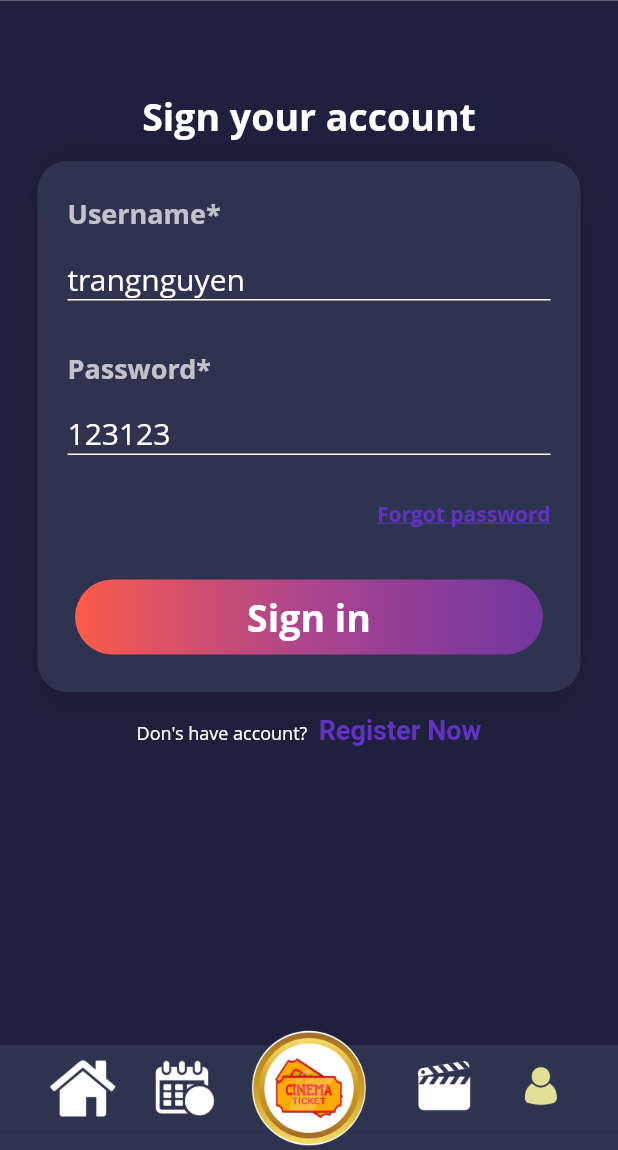
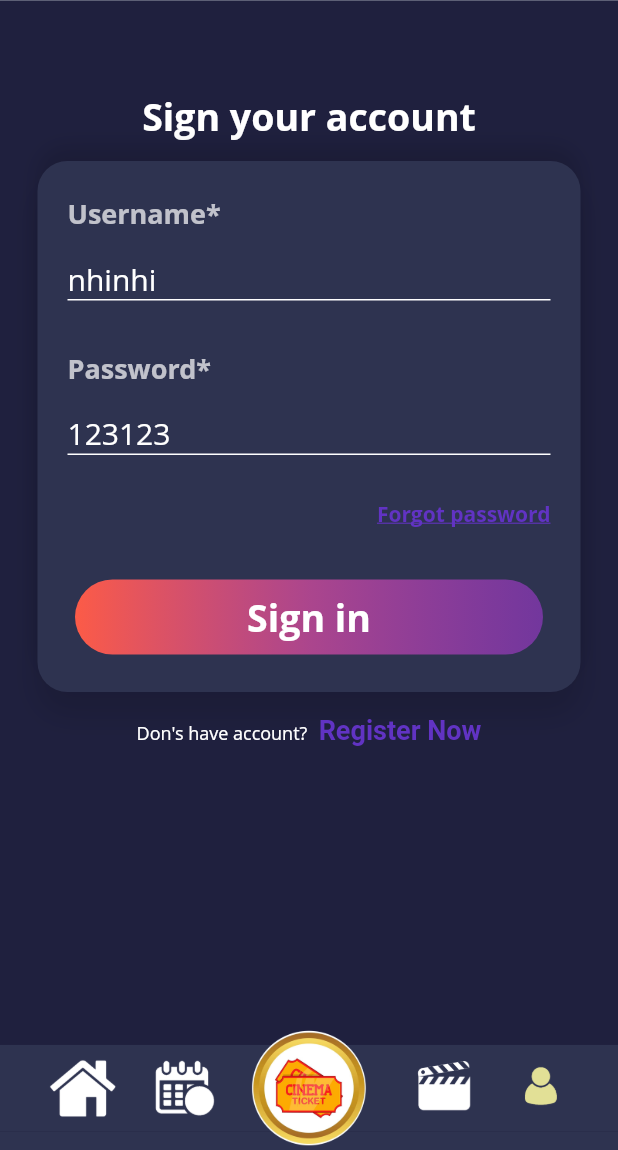
Before and after one commit to NhyNhyNguyen/Movie_Word_App, a Flutter app: the screen it shows after launch, item 5 of the bottom bar chosen, on a phone screen of 412 x 824 dp, the part 86-1236 px from its top. Run offline on Flutter 3.47's test engine with Material 2 defaults, Android fonts, the phone set to English and light mode, and no system bars; our stand-ins replace bloc, carousel_slider, dio, firebase_dynamic_links, flutter_datetime_picker, flutter_screenutil and 4 more; missing offline and left inert: flutter_youtube, load; accounts and stored records are empty; network calls fail.

```diff
--- a/lib/constant/StringConstant.dart
+++ b/lib/constant/StringConstant.dart
@@ -72,7 +72,7 @@ Không áp dụng cho các ngày Lễ, Tết, suất chiếu đặc biệt, ho
   static const NEW_PASSWORD_HINT = "Enter your new password";
   static const CONFIRM_PASSWORD = "Confirm Password";
   static const CONFIRM_PASSWORD_HINT = "Enter your confirm password";
-  static const RESET_PASS = "Reset Password";
+  static const RESET_PASS = "Reset Pass";
   static const CHANGE_PASS = "Change Password";
   static const UPLOAD = "UPLOAD IMAGE";
 
--- a/lib/screens/Homepage/BannerImage.dart
+++ b/lib/screens/Homepage/BannerImage.dart
@@ -16,7 +16,7 @@ List<Movie> data;
 List getRandomSubList(List list){
   listImageRandomed.clear();
   final _random = new Random();
-  for( var i =0; i< 1 ; i++){
+  for( var i =0; i<= list.length /2  + 1; i++){
 
     var element = list[_random.nextInt(list.length)];
     print("chose" + element);
--- a/lib/screens/User/LoginScreen.dart
+++ b/lib/screens/User/LoginScreen.dart
@@ -151,7 +151,7 @@ class _LoginScreenState extends State<LoginScreen> {
   }
 
   void onPressedLoginFail(BuildContext context) {
-    Modal.showSimpleCustomDialog(context, "Login fail!", null);
+    Modal.showSimpleCustomDialog(context, "Invalid user name pass word!", null);
   }
 
   Widget _signInBtn() {
@@ -178,7 +178,7 @@ class _LoginScreenState extends State<LoginScreen> {
 
   @override
   Widget build(BuildContext context) {
-    usernameController.text = "trangnguyen";
+    usernameController.text = "nhinhi";
     passController.text = "123123";
     return ConstantVar.jwt == ""  ? MainLayOut.getMailLayout(
         context,
```
